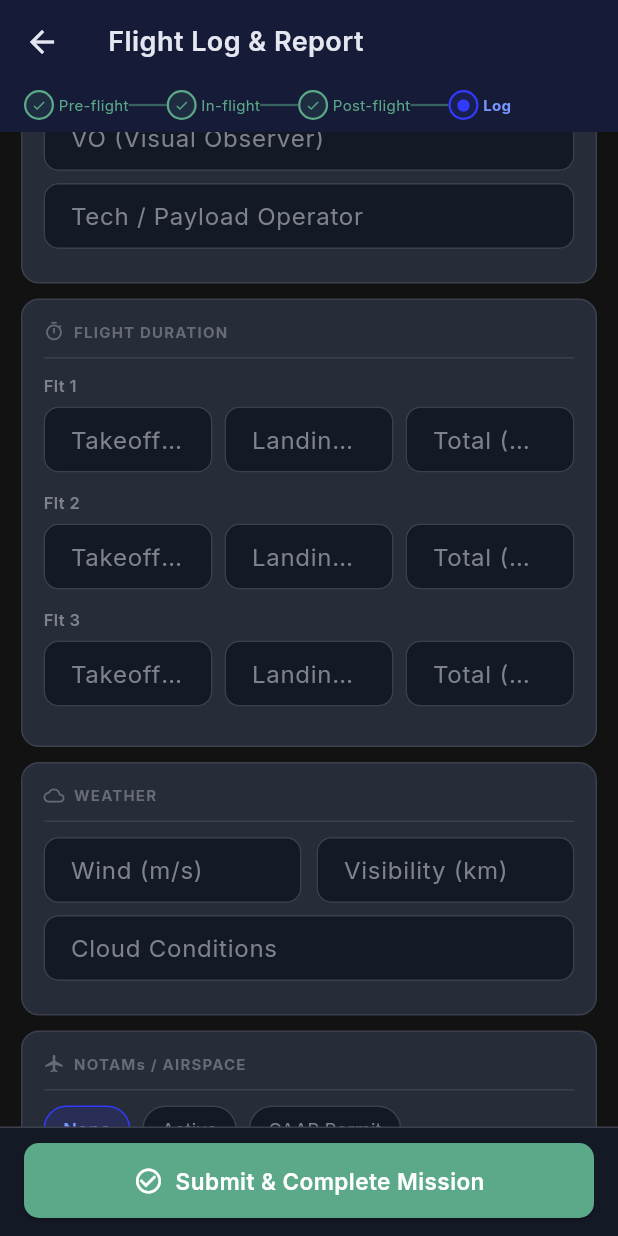
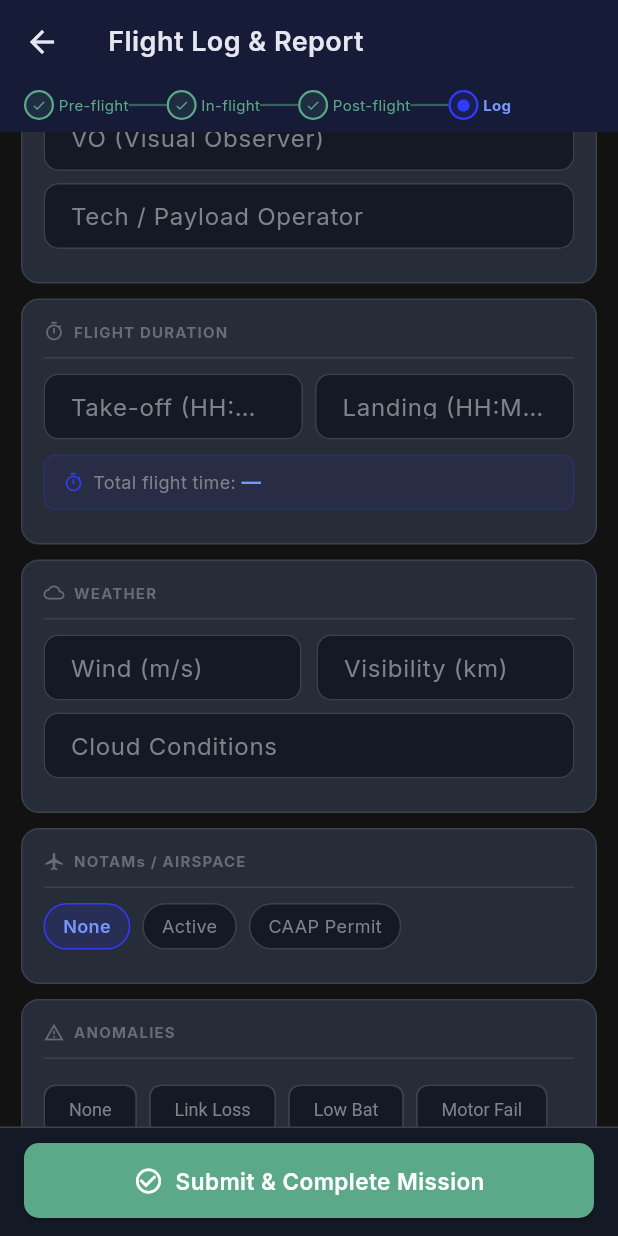
Before and after one commit to duasict/DUAS-FMS, a Flutter app: the FlightLogScreen screen opened directly with empty values, scrolled down 1152 dp, on a phone screen of 412 x 824 dp. Run offline on Flutter 3.47's test engine with Material 3 defaults, Android fonts, the phone set to English and light mode, and no system bars; our stand-ins replace connectivity_plus, flutter_local_notifications, flutter_map, flutter_secure_storage, geolocator, google_fonts and 11 more; missing offline and left inert: google_mlkit_face_detection, google_mlkit_text_recognition, shelf_router, tflite_flutter; accounts and stored records are empty.

Commit message:
feat: take-off/landing time capture from checklists; single-flight log entry

```diff
--- a/lib/database/database_helper.dart
+++ b/lib/database/database_helper.dart
@@ -15,7 +15,7 @@ import '../services/org_settings_service.dart';
 
 class DatabaseHelper {
   static const _dbName = 'uas_fms.db';
-  static const _dbVersion = 11;
+  static const _dbVersion = 12;
 
   DatabaseHelper._();
   static final DatabaseHelper instance = DatabaseHelper._();
@@ -256,6 +256,12 @@ class DatabaseHelper {
       await db.execute(
           'ALTER TABLE flight_plans ADD COLUMN coverage_area_geojson TEXT');
     }
+    if (oldVersion < 12) {
+      await db.execute(
+          "ALTER TABLE missions ADD COLUMN takeoff_time TEXT NOT NULL DEFAULT ''");
+      await db.execute(
+          "ALTER TABLE missions ADD COLUMN landing_time TEXT NOT NULL DEFAULT ''");
+    }
   }
 
   Future<void> _onCreate(Database db, int version) async {
@@ -289,6 +295,8 @@ class DatabaseHelper {
         has_inflight_complete INTEGER DEFAULT 0,
         has_postflight_complete INTEGER DEFAULT 0,
         has_flightlog_complete INTEGER DEFAULT 0,
+        takeoff_time TEXT NOT NULL DEFAULT '',
+        landing_time TEXT NOT NULL DEFAULT '',
         is_synced INTEGER DEFAULT 0,
         created_at TEXT NOT NULL
       )
--- a/lib/models/mission.dart
+++ b/lib/models/mission.dart
@@ -36,6 +36,10 @@ class Mission {
   bool hasPostflightComplete;
   bool hasFlightlogComplete;
 
+  // Timestamps captured via the checklist confirmation dialogs
+  String takeoffTime; // '' | 'HH:MM'
+  String landingTime; // '' | 'HH:MM'
+
   bool isSynced;
   String createdAt;
   List<CrewMember> crew;
@@ -69,6 +73,8 @@ class Mission {
     this.hasInflightComplete = false,
     this.hasPostflightComplete = false,
     this.hasFlightlogComplete = false,
+    this.takeoffTime = '',
+    this.landingTime = '',
     this.isSynced = false,
     required this.createdAt,
     this.crew = const [],
@@ -108,6 +114,8 @@ class Mission {
       hasInflightComplete: (map['has_inflight_complete'] as int?) == 1,
       hasPostflightComplete: (map['has_postflight_complete'] as int?) == 1,
       hasFlightlogComplete: (map['has_flightlog_complete'] as int?) == 1,
+      takeoffTime: map['takeoff_time'] as String? ?? '',
+      landingTime: map['landing_time'] as String? ?? '',
       isSynced: (map['is_synced'] as int?) == 1,
       createdAt: map['created_at'] as String? ?? '',
     );
@@ -160,6 +168,8 @@ class Mission {
     bool? hasInflightComplete,
     bool? hasPostflightComplete,
     bool? hasFlightlogComplete,
+    String? takeoffTime,
+    String? landingTime,
     bool? isSynced,
     String? createdAt,
     List<CrewMember>? crew,
@@ -196,6 +206,8 @@ class Mission {
         hasPostflightComplete:
             hasPostflightComplete ?? this.hasPostflightComplete,
         hasFlightlogComplete: hasFlightlogComplete ?? this.hasFlightlogComplete,
+        takeoffTime: takeoffTime ?? this.takeoffTime,
+        landingTime: landingTime ?? this.landingTime,
         isSynced: isSynced ?? this.isSynced,
         createdAt: createdAt ?? this.createdAt,
         crew: crew ?? this.crew,
@@ -231,6 +243,8 @@ class Mission {
       'has_inflight_complete': hasInflightComplete ? 1 : 0,
       'has_postflight_complete': hasPostflightComplete ? 1 : 0,
       'has_flightlog_complete': hasFlightlogComplete ? 1 : 0,
+      'takeoff_time': takeoffTime,
+      'landing_time': landingTime,
       'is_synced': isSynced ? 1 : 0,
       'created_at': createdAt,
     };
--- a/lib/screens/checklists/inflight_checklist_screen.dart
+++ b/lib/screens/checklists/inflight_checklist_screen.dart
@@ -2,7 +2,9 @@ import 'package:flutter/material.dart';
 import 'package:provider/provider.dart';
 import '../../database/database_helper.dart';
 import '../../providers/app_provider.dart';
+import '../../theme/app_theme.dart';
 import 'base_checklist_screen.dart';
+import 'checklist_widgets.dart';
 import 'postflight_checklist_screen.dart';
 
 class InflightChecklistScreen extends StatelessWidget {
@@ -39,7 +41,7 @@ class InflightChecklistScreen extends StatelessWidget {
       defs: _defs,
       checklistType: 'inflight',
       stepIndex: 1,
-      submitLabel: 'Submit & Proceed to Post-flight Checklist',
+      submitLabel: 'Submit & Confirm Landing',
       onSubmitComplete: (ctx, id, title) async {
         final provider = ctx.read<AppProvider>();
         final mission = await DatabaseHelper.instance.getMissionById(id);
@@ -47,6 +49,24 @@ class InflightChecklistScreen extends StatelessWidget {
           mission.hasInflightComplete = true;
           await provider.updateMission(mission);
         }
+        if (!ctx.mounted) return;
+
+        final landingTime = await showTimeConfirmationDialog(
+          ctx,
+          title: 'Confirm Landing',
+          confirmLabel: 'Confirm Landing',
+          icon: Icons.flight_land,
+          color: AppColors.primary,
+        );
+
+        if (landingTime != null) {
+          final m = await DatabaseHelper.instance.getMissionById(id);
+          if (m != null) {
+            m.landingTime = landingTime;
+            await DatabaseHelper.instance.updateMission(m);
+          }
+        }
+
         if (!ctx.mounted) return;
         Navigator.of(ctx).push(MaterialPageRoute(
           builder: (_) =>
--- a/lib/screens/checklists/preflight_checklist_screen.dart
+++ b/lib/screens/checklists/preflight_checklist_screen.dart
@@ -2,7 +2,9 @@ import 'package:flutter/material.dart';
 import 'package:provider/provider.dart';
 import '../../database/database_helper.dart';
 import '../../providers/app_provider.dart';
+import '../../theme/app_theme.dart';
 import 'base_checklist_screen.dart';
+import 'checklist_widgets.dart';
 import 'inflight_checklist_screen.dart';
 
 class PreflightChecklistScreen extends StatelessWidget {
@@ -56,7 +58,7 @@ class PreflightChecklistScreen extends StatelessWidget {
       defs: _defs,
       checklistType: 'preflight',
       stepIndex: 0,
-      submitLabel: 'Submit & Proceed to In-flight Checklist',
+      submitLabel: 'Submit & Confirm Take-Off',
       onSubmitComplete: (ctx, id, title) async {
         final provider = ctx.read<AppProvider>();
         final mission = await DatabaseHelper.instance.getMissionById(id);
@@ -64,6 +66,24 @@ class PreflightChecklistScreen extends StatelessWidget {
           mission.hasPreflightComplete = true;
           await provider.updateMission(mission);
         }
+        if (!ctx.mounted) return;
+
+        final takeoffTime = await showTimeConfirmationDialog(
+          ctx,
+          title: 'Confirm Take-Off',
+          confirmLabel: 'Confirm Take-Off',
+          icon: Icons.flight_takeoff,
+          color: AppColors.success,
+        );
+
+        if (takeoffTime != null) {
+          final m = await DatabaseHelper.instance.getMissionById(id);
+          if (m != null) {
+            m.takeoffTime = takeoffTime;
+            await DatabaseHelper.instance.updateMission(m);
+          }
+        }
+
         if (!ctx.mounted) return;
         Navigator.of(ctx).push(MaterialPageRoute(
           builder: (_) =>
--- a/lib/screens/flight_log/flight_log_screen.dart
+++ b/lib/screens/flight_log/flight_log_screen.dart
@@ -19,16 +19,13 @@ class FlightLogScreen extends StatefulWidget {
 class _FlightEntry {
   final TextEditingController takeoff = TextEditingController();
   final TextEditingController landing = TextEditingController();
-  final TextEditingController total = TextEditingController();
 
   void dispose() {
     takeoff.dispose();
     landing.dispose();
-    total.dispose();
   }
 
   int get totalMin {
-    if (total.text.isNotEmpty) return int.tryParse(total.text) ?? 0;
     try {
       final t = takeoff.text.split(':');
       final l = landing.text.split(':');
@@ -75,7 +72,7 @@ class _FlightLogScreenState extends State<FlightLogScreen> {
   final Set<String> _anomalies = {};
   bool _lidar = false;
 
-  final _flights = [_FlightEntry(), _FlightEntry(), _FlightEntry()];
+  final _flight = _FlightEntry();
 
   static const _payloadOptions = [
     'RGB (24MP)', 'RGB (61MP)', 'Multispectral', 'EO/IR', 'LiDAR', 'Cargo',
@@ -113,6 +110,9 @@ class _FlightLogScreenState extends State<FlightLogScreen> {
           if (r == 'vo') _voCtrl.text = c.name;
           if (r == 'tech') _techCtrl.text = c.name;
         }
+        // Pre-populate take-off / landing from checklist confirmation timestamps.
+        if (m.takeoffTime.isNotEmpty) _flight.takeoff.text = m.takeoffTime;
+        if (m.landingTime.isNotEmpty) _flight.landing.text = m.landingTime;
         _isLoading = false;
       });
     } else if (mounted) {
@@ -143,9 +143,7 @@ class _FlightLogScreenState extends State<FlightLogScreen> {
     for (final c in controllers) {
       c.dispose();
     }
-    for (final f in _flights) {
-      f.dispose();
-    }
+    _flight.dispose();
     super.dispose();
   }
 
@@ -154,21 +152,19 @@ class _FlightLogScreenState extends State<FlightLogScreen> {
     final provider = context.read<AppProvider>();
     final navigator = Navigator.of(context);
 
-    final flightList = _flights
-        .asMap()
-        .entries
-        .where((e) =>
-            e.value.takeoff.text.isNotEmpty ||
-            e.value.landing.text.isNotEmpty)
-        .map((e) => FlightDuration(
-              flightNum: '${e.key + 1}',
-              takeoff: e.value.takeoff.text,
-              landing: e.value.landing.text,
-              totalMin: e.value.totalMin,
-            ))
-        .toList();
+    final flightList = (_flight.takeoff.text.isNotEmpty ||
+            _flight.landing.text.isNotEmpty)
+        ? [
+            FlightDuration(
+              flightNum: '1',
+              takeoff: _flight.takeoff.text,
+              landing: _flight.landing.text,
+              totalMin: _flight.totalMin,
+            )
+          ]
+        : <FlightDuration>[];
 
-    final totalMin = flightList.fold(0, (s, f) => s + f.totalMin);
+    final totalMin = _flight.totalMin;
 
     final anomalyList = _anomalies.contains('Other') && _anomalyOtherCtrl.text.isNotEmpty
         ? ([..._anomalies.where((a) => a != 'Other'),
@@ -354,7 +350,7 @@ class _FlightLogScreenState extends State<FlightLogScreen> {
                   _field('Tech / Payload Operator', _techCtrl, readOnly: true),
                 ]),
                 _logSection('FLIGHT DURATION', Icons.timer_outlined, [
-                  ...List.generate(3, (i) => _flightRow(i)),
+                  _singleFlightRow(),
                 ]),
                 _logSection('WEATHER', Icons.cloud_outlined, [
                   Row(children: [
@@ -521,10 +517,11 @@ class _FlightLogScreenState extends State<FlightLogScreen> {
   }
 
   Widget _field(String label, TextEditingController ctrl,
-      {String? hint, bool readOnly = false}) {
+      {String? hint, bool readOnly = false, VoidCallback? onChanged}) {
     return TextField(
       controller: ctrl,
       readOnly: readOnly,
+      onChanged: onChanged != null ? (_) => onChanged() : null,
       style: TextStyle(color: context.colors.textPrimary, fontSize: 13),
       decoration: InputDecoration(
         labelText: label,
@@ -563,34 +560,60 @@ class _FlightLogScreenState extends State<FlightLogScreen> {
     );
   }
 
-  Widget _flightRow(int i) {
-    final e = _flights[i];
-    return Padding(
-      padding: EdgeInsets.only(bottom: 4),
-      child: Column(
+  Widget _singleFlightRow() {
+    final mins = _flight.totalMin;
+    final h = mins ~/ 60;
+    final m = mins % 60;
+    final durationLabel = mins > 0
+        ? (h > 0 ? '$h h $m min' : '$m min')
+        : '—';
+
+    return Column(
       crossAxisAlignment: CrossAxisAlignment.start,
       children: [
-          Text(
-            'Flt ${i + 1}',
-            style: TextStyle(
-                color: context.colors.textSecondary,
-                fontSize: 11,
-                fontWeight: FontWeight.w600),
+        Row(children: [
+          Expanded(
+            child: _field('Take-off (HH:MM)', _flight.takeoff,
+                hint: '08:00',
+                onChanged: () => setState(() {})),
           ),
-          const SizedBox(height: 6),
-          Row(
-            children: [
-              Expanded(
-                  child: _field('Takeoff (HH:MM)', e.takeoff, hint: '08:00')),
           const SizedBox(width: 8),
           Expanded(
-                  child: _field('Landing (HH:MM)', e.landing, hint: '09:00')),
-              const SizedBox(width: 8),
-              Expanded(child: _field('Total (min)', e.total, hint: '60')),
+            child: _field('Landing (HH:MM)', _flight.landing,
+                hint: '09:30',
+                onChanged: () => setState(() {})),
+          ),
+        ]),
+        const SizedBox(height: 10),
+        Container(
+          padding: const EdgeInsets.symmetric(horizontal: 12, vertical: 8),
+          decoration: BoxDecoration(
+            color: AppColors.primary.withValues(alpha: 0.06),
+            borderRadius: BorderRadius.circular(8),
+            border:
+                Border.all(color: AppColors.primary.withValues(alpha: 0.2)),
+          ),
+          child: Row(children: [
+            const Icon(Icons.timer_outlined,
+                size: 14, color: AppColors.primary),
+            const SizedBox(width: 6),
+            Text('Total flight time: ',
+                style: TextStyle(
+                    color: context.colors.textSecondary, fontSize: 12)),
+            Text(durationLabel,
+                style: const TextStyle(
+                    color: AppColors.primaryLight,
+                    fontSize: 13,
+                    fontWeight: FontWeight.w700)),
+            if (mins > 0) ...[
+              const SizedBox(width: 6),
+              Text('($mins min)',
+                  style: TextStyle(
+                      color: context.colors.textMuted, fontSize: 11)),
             ],
+          ]),
         ),
       ],
-      ),
     );
   }
 }
--- a/lib/services/sync_service.dart
+++ b/lib/services/sync_service.dart
@@ -185,6 +185,8 @@ class SyncService {
       'crp_advisory_notes': mission.crpAdvisoryNotes,
       'crp_concurrence_required': mission.crpConcurrenceRequired,
       'crp_concurrence_status': mission.crpConcurrenceStatus,
+      'takeoff_time': mission.takeoffTime,
+      'landing_time': mission.landingTime,
       'has_flight_plan_complete': mission.hasFlightPlanComplete,
       'has_hira_complete': mission.hasHiraComplete,
       'has_equipment_complete': mission.hasEquipmentComplete,
```
Also changed, not shown: lib/screens/checklists/checklist_widgets.dart (+73 -0 lines). Lines whose indentation alone changed are shown as unchanged.
